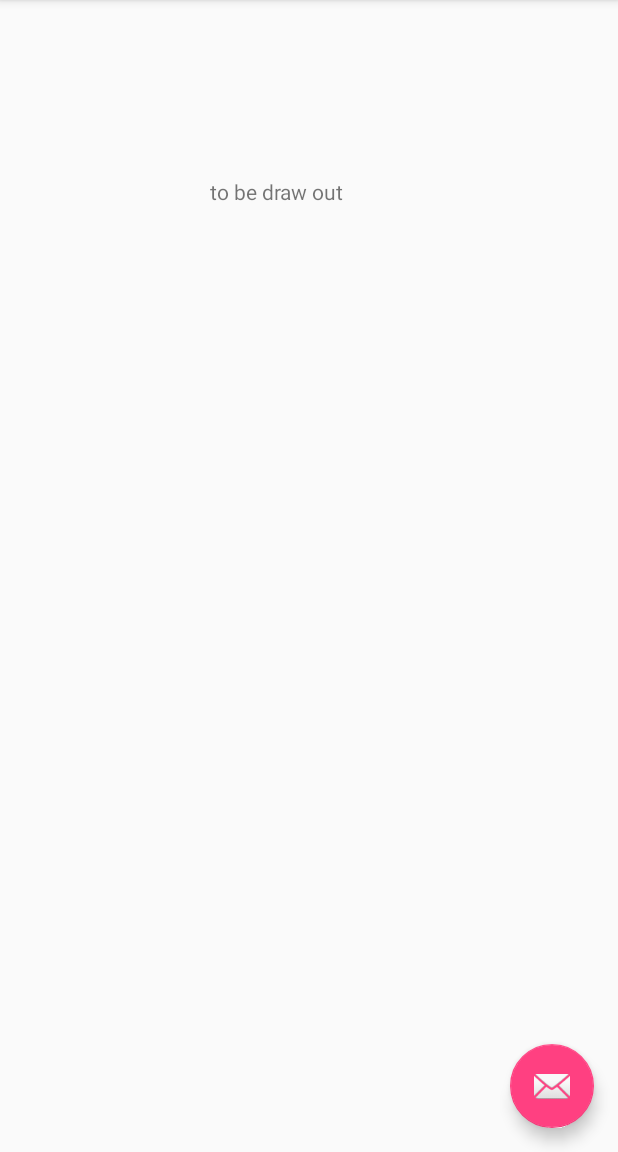
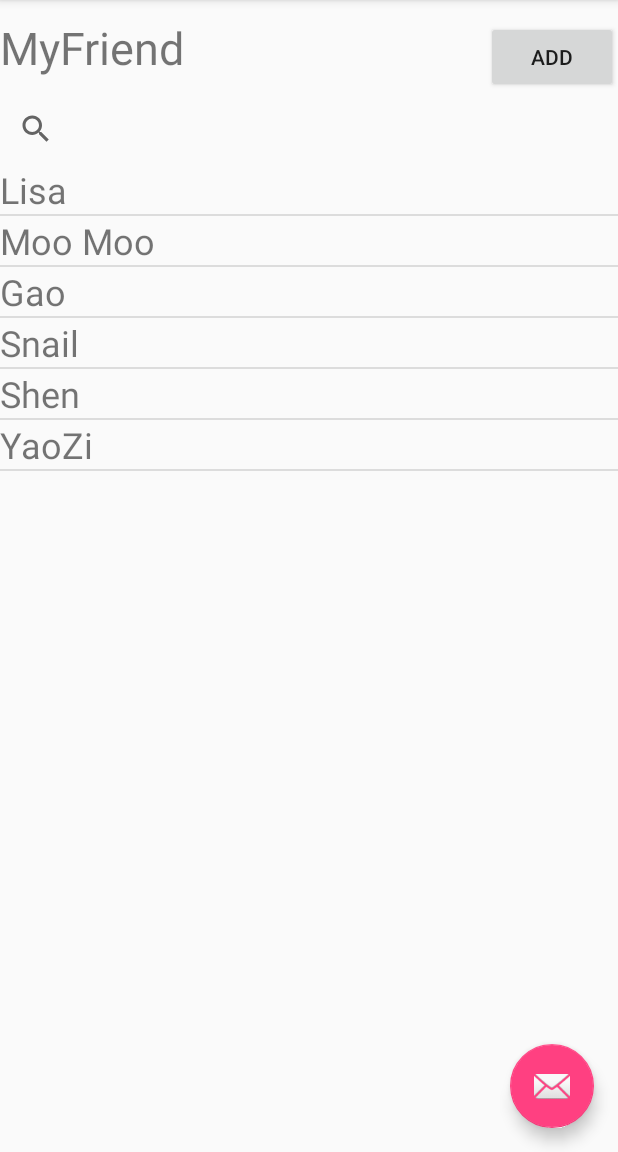
Before and after one commit to CSE403DEATHEATERS/cse403-16au-ACal, an Android app: the fragment FriendsFragment placed in its activity, on a phone screen of 412 x 824 dp, the part 84-1236 px from its top. Run offline under Robolectric (Android 15) with nearby library versions, the phone set to English and light mode, and no system bars.

Commit message:
ui-friend finish

```diff
--- a/app/src/main/java/com/acalendar/acal/FriendsFragment.java
+++ b/app/src/main/java/com/acalendar/acal/FriendsFragment.java
@@ -1,11 +1,28 @@
 package com.acalendar.acal;
 
 
+import android.app.Dialog;
+import android.content.DialogInterface;
 import android.os.Bundle;
 import android.support.v4.app.Fragment;
+import android.support.v7.app.AlertDialog;
+import android.view.ContextMenu;
 import android.view.LayoutInflater;
+import android.view.MenuInflater;
+import android.view.MenuItem;
 import android.view.View;
 import android.view.ViewGroup;
+import android.widget.AdapterView;
+import android.widget.ArrayAdapter;
+import android.widget.Button;
+import android.widget.EditText;
+import android.widget.ListView;
+import android.widget.SearchView;
+import android.widget.TextView;
+
+import org.w3c.dom.Text;
+
+import java.util.ArrayList;
 
 
 /**
@@ -13,6 +30,11 @@ import android.view.ViewGroup;
  */
 public class FriendsFragment extends Fragment {
 
+    View view;
+    ArrayAdapter adapter;
+
+    //replace this local friends list to the db friends list
+    ArrayList<String> friends;
 
     public FriendsFragment() {
         // Required empty public constructor
@@ -22,8 +44,103 @@ public class FriendsFragment extends Fragment {
     @Override
     public View onCreateView(LayoutInflater inflater, ViewGroup container,
                              Bundle savedInstanceState) {
-        // Inflate the layout for this fragment
-        return inflater.inflate(R.layout.fragment_friends, container, false);
+
+        // replace this to db friend list
+        friends = new ArrayList<String>();
+        friends.add("Lisa");
+        friends.add("Moo Moo");
+        friends.add("Gao");
+        friends.add("Snail");
+        friends.add("Shen");
+        friends.add("YaoZi");
+
+
+        view = inflater.inflate(R.layout.fragment_friends, container, false);
+        adapter = new ArrayAdapter<String>(getActivity(), R.layout.da_item, friends);
+
+        populateListView();
+        addNewFriend();
+
+        return view;
+    }
+
+    private void addNewFriend() {
+        Button add = (Button) view.findViewById(R.id.friends_add);
+        final TextView userinputtext = (TextView) view.findViewById(R.id.friends_add_input);
+
+        add.setOnClickListener(new View.OnClickListener() {
+            @Override
+            public void onClick(View view) {
+                View v = (LayoutInflater.from(getActivity())).inflate(R.layout.friend_add_usr_inpt, null);
+                AlertDialog.Builder altdial = new AlertDialog.Builder(getActivity());
+                altdial.setView(v);
+
+                final EditText userInput = (EditText) v.findViewById(R.id.frined_usr_inpt);
+
+                altdial.setCancelable(true)
+                        .setPositiveButton("Enter", new DialogInterface.OnClickListener() {
+                            @Override
+                            public void onClick(DialogInterface dialogInterface, int i) {
+                                userinputtext.setText(userInput.getText());
+                            }
+                        });
+                Dialog dialog = altdial.create();
+                dialog.setTitle("Enter the name of the person you want to add");
+                dialog.show();
+            }
+        });
+    }
+
+
+    private void populateListView() {
+
+        ListView listView = (ListView) view.findViewById(R.id.friends_list);
+        listView.setAdapter(adapter);
+        registerForContextMenu(listView);
+        SearchView search = (SearchView) view.findViewById(R.id.friend_search_view);
+        search.setOnQueryTextListener(new SearchView.OnQueryTextListener() {
+            @Override
+            public boolean onQueryTextSubmit(String text) {
+                return false;
+            }
+
+            @Override
+            public boolean onQueryTextChange(String text) {
+                adapter.getFilter().filter(text);
+                return false;
+            }
+        });
+    }
+
+    @Override
+    public void onCreateContextMenu(ContextMenu menu, View v, ContextMenu.ContextMenuInfo menuInfo) {
+        super.onCreateContextMenu(menu, v, menuInfo);
+        MenuInflater inflater = getActivity().getMenuInflater();
+        inflater.inflate(R.menu.firend_popup, menu);
+    }
+
+    @Override
+    public boolean onContextItemSelected(MenuItem item) {
+        AdapterView.AdapterContextMenuInfo info = (AdapterView.AdapterContextMenuInfo) item.getMenuInfo();
+        switch(item.getItemId())
+        {
+            case R.id.friend_delete:
+                friends.remove(info.position);
+                adapter.notifyDataSetChanged();
+                return true;
+            case R.id.friend_invite_event:
+
+                // call event activity
+
+
+
+
+
+
+                return true;
+            default: return super.onContextItemSelected(item);
+
+        }
     }
 
 }
--- /dev/null
+++ b/app/src/main/res/layout/da_item.xml
@@ -0,0 +1,7 @@
+<?xml version="1.0" encoding="utf-8"?>
+<TextView xmlns:android="http://schemas.android.com/apk/res/android"
+    android:layout_width="wrap_content"
+    android:layout_height="wrap_content"
+    android:textSize="24sp">
+
+</TextView>
--- a/app/src/main/res/layout/fragment_friends.xml
+++ b/app/src/main/res/layout/fragment_friends.xml
@@ -2,18 +2,68 @@
     xmlns:tools="http://schemas.android.com/tools"
     android:layout_width="match_parent"
     android:layout_height="match_parent"
-    tools:context="com.acalendar.acal.FriendsFragment">
+    tools:context="com.acalendar.acal.FriendsFragment"
+    android:orientation="vertical"
+    android:weightSum="1">
+
+    <TextView
+        android:text=""
+        android:id="@+id/friends_add_input"
+        android:layout_width="wrap_content"
+        android:layout_height="wrap_content" />
 
 
-    <TextView
-        android:text="to be draw out"
+    <ScrollView
         android:layout_width="wrap_content"
-        android:layout_height="wrap_content"
-        android:layout_alignParentTop="true"
-        android:layout_alignParentLeft="true"
-        android:layout_alignParentStart="true"
-        android:layout_marginLeft="140dp"
-        android:layout_marginStart="140dp"
-        android:layout_marginTop="174dp"
-        android:id="@+id/textView8" />
+        android:layout_height="wrap_content">
+
+        <LinearLayout
+            android:orientation="vertical"
+            android:layout_width="match_parent"
+            android:layout_height="wrap_content"
+            android:layout_weight="0.39">
+
+            <TextView
+                android:layout_width="match_parent"
+                android:layout_height="67dp"
+                android:id="@+id/textView8" />
+
+            <RelativeLayout
+                android:layout_width="match_parent"
+                android:layout_height="match_parent">
+
+                <TextView
+                    android:text="MyFriend"
+                    android:layout_width="wrap_content"
+                    android:layout_height="49dp"
+                    android:id="@+id/textView14"
+                    android:textSize="30sp" />
+
+                <Button
+                    android:text="Add"
+                    android:layout_width="wrap_content"
+                    android:layout_height="wrap_content"
+                    android:id="@+id/friends_add"
+                    android:layout_weight="0.33"
+                    android:layout_alignBaseline="@+id/textView14"
+                    android:layout_alignBottom="@+id/textView14"
+                    android:layout_alignParentRight="true"
+                    android:layout_alignParentEnd="true" />
+            </RelativeLayout>
+
+            <SearchView
+                android:queryHint="Search"
+                android:id="@+id/friend_search_view"
+                android:layout_width="match_parent"
+                android:layout_height="match_parent"
+                android:layout_weight="1" />
+
+            <ListView
+                android:id="@+id/friends_list"
+                android:layout_width="match_parent"
+                android:layout_height="394dp" />
+
+        </LinearLayout>
+    </ScrollView>
+
 </RelativeLayout>
--- /dev/null
+++ b/app/src/main/res/menu/firend_popup.xml
@@ -0,0 +1,5 @@
+<?xml version="1.0" encoding="utf-8"?>
+<menu xmlns:android="http://schemas.android.com/apk/res/android">
+    <item android:id="@+id/friend_invite_event" android:title="Invite to event"/>
+    <item android:id="@+id/friend_delete" android:title="Delete"/>
+</menu>
```
Also changed, not shown: app/src/main/res/layout/friend_add_usr_inpt.xml (added, +16 -0 lines).
